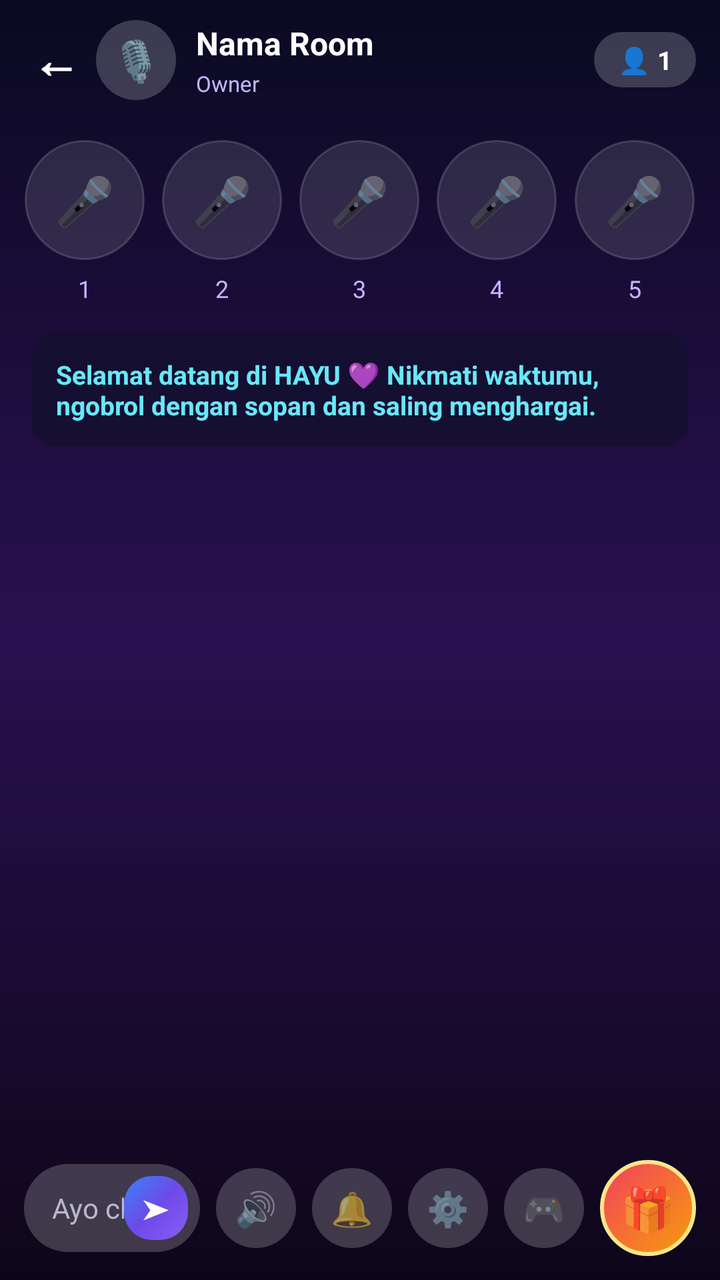
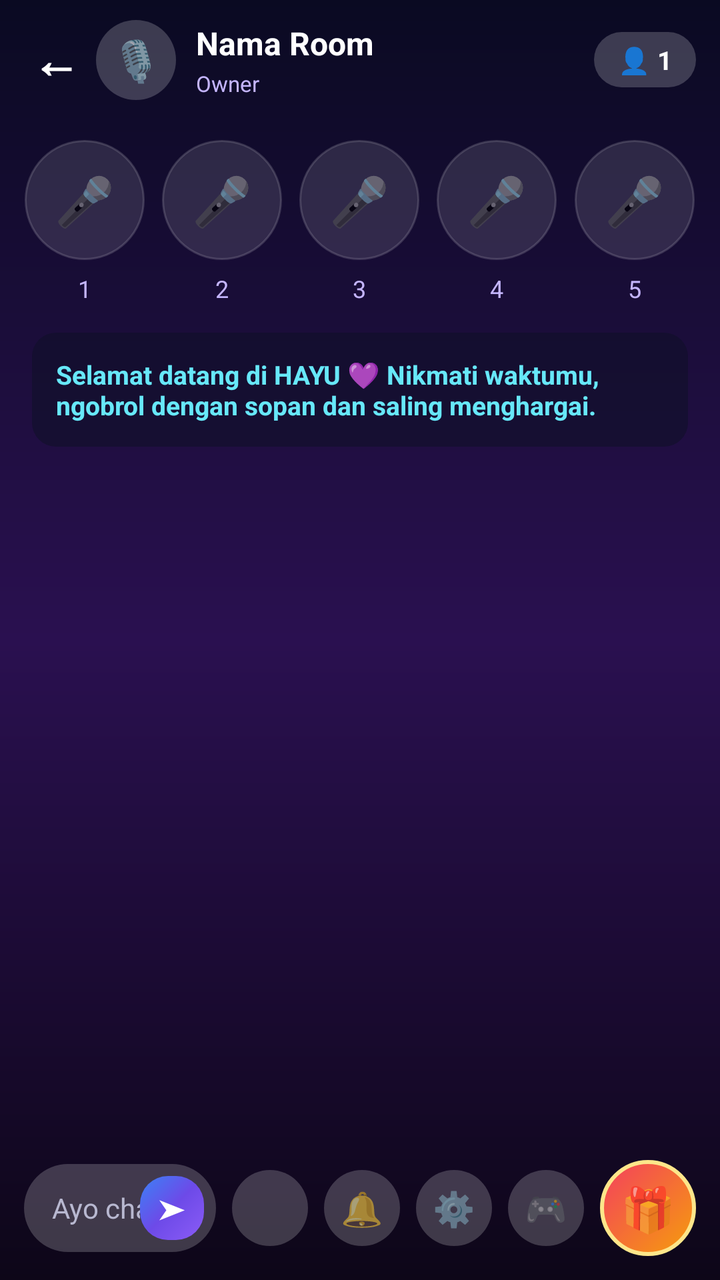

Two renders of the same Android screen: before a commit and after it. Below are the layout's source before the change and the commit's diff.
<!-- AndroidManifest.xml: application theme Theme.HAYU -->
<!-- res/layout/activity_room.xml -->
<?xml version="1.0" encoding="utf-8"?>
<LinearLayout xmlns:android="http://schemas.android.com/apk/res/android"
    android:layout_width="match_parent"
    android:layout_height="match_parent"
    android:background="@drawable/bg_room"
    android:orientation="vertical">

    
    <LinearLayout
        android:layout_width="match_parent"
        android:layout_height="wrap_content"
        android:gravity="center_vertical"
        android:orientation="horizontal"
        android:paddingStart="8dp"
        android:paddingEnd="12dp"
        android:paddingTop="10dp"
        android:paddingBottom="6dp">

        <TextView
            android:id="@+id/btn_back"
            android:layout_width="40dp" android:layout_height="40dp"
            android:background="?attr/selectableItemBackgroundBorderless"
            android:clickable="true" android:focusable="true"
            android:gravity="center" android:text="←"
            android:textColor="#FFFFFF" android:textSize="24sp" android:textStyle="bold" />

        <TextView
            android:layout_width="40dp" android:layout_height="40dp"
            android:background="@drawable/bg_circle_btn"
            android:gravity="center" android:text="🎙️" android:textSize="20sp" />

        <LinearLayout
            android:layout_width="0dp" android:layout_height="wrap_content"
            android:layout_marginStart="10dp" android:layout_weight="1"
            android:orientation="vertical">
            <TextView
                android:id="@+id/tv_room_name"
                android:layout_width="wrap_content" android:layout_height="wrap_content"
                android:ellipsize="end" android:maxLines="1" android:text="Nama Room"
                android:textColor="#FFFFFF" android:textSize="16sp" android:textStyle="bold" />
            <TextView
                android:id="@+id/tv_room_owner"
                android:layout_width="wrap_content" android:layout_height="wrap_content"
                android:layout_marginTop="2dp" android:text="Owner"
                android:textColor="#C4B5FD" android:textSize="11sp" />
        </LinearLayout>

        <TextView
            android:id="@+id/tv_room_users"
            android:layout_width="wrap_content" android:layout_height="wrap_content"
            android:background="@drawable/bg_pill_input"
            android:paddingStart="12dp" android:paddingEnd="12dp"
            android:paddingTop="5dp" android:paddingBottom="5dp"
            android:text="👤 1" android:textColor="#FFFFFF" android:textSize="13sp" android:textStyle="bold" />
    </LinearLayout>

    
    <LinearLayout
        android:layout_width="match_parent" android:layout_height="wrap_content"
        android:orientation="horizontal"
        android:paddingStart="8dp" android:paddingEnd="8dp"
        android:paddingTop="14dp" android:paddingBottom="10dp">

        <LinearLayout android:layout_width="0dp" android:layout_height="wrap_content" android:layout_weight="1"
            android:gravity="center_horizontal" android:orientation="vertical">
            <LinearLayout
                android:id="@+id/mic_slot_1"
                android:layout_width="60dp" android:layout_height="60dp"
                android:alpha="0.6" android:background="@drawable/bg_seat_empty"
                android:clickable="true" android:focusable="true"
                android:gravity="center" android:orientation="vertical">
                <TextView android:layout_width="wrap_content" android:layout_height="wrap_content"
                    android:gravity="center" android:text="🎤" android:textColor="#FFFFFF" android:textSize="24sp" />
            </LinearLayout>
            <TextView android:layout_width="wrap_content" android:layout_height="wrap_content"
                android:layout_marginTop="6dp" android:text="1" android:textColor="#C4B5FD" android:textSize="12sp" />
        </LinearLayout>

        <LinearLayout android:layout_width="0dp" android:layout_height="wrap_content" android:layout_weight="1"
            android:gravity="center_horizontal" android:orientation="vertical">
            <LinearLayout
                android:id="@+id/mic_slot_2"
                android:layout_width="60dp" android:layout_height="60dp"
                android:alpha="0.6" android:background="@drawable/bg_seat_empty"
                android:clickable="true" android:focusable="true"
                android:gravity="center" android:orientation="vertical">
                <TextView android:layout_width="wrap_content" android:layout_height="wrap_content"
                    android:gravity="center" android:text="🎤" android:textColor="#FFFFFF" android:textSize="24sp" />
            </LinearLayout>
            <TextView android:layout_width="wrap_content" android:layout_height="wrap_content"
                android:layout_marginTop="6dp" android:text="2" android:textColor="#C4B5FD" android:textSize="12sp" />
        </LinearLayout>

        <LinearLayout android:layout_width="0dp" android:layout_height="wrap_content" android:layout_weight="1"
            android:gravity="center_horizontal" android:orientation="vertical">
            <LinearLayout
                android:id="@+id/mic_slot_3"
                android:layout_width="60dp" android:layout_height="60dp"
                android:alpha="0.6" android:background="@drawable/bg_seat_empty"
                android:clickable="true" android:focusable="true"
                android:gravity="center" android:orientation="vertical">
                <TextView android:layout_width="wrap_content" android:layout_height="wrap_content"
                    android:gravity="center" android:text="🎤" android:textColor="#FFFFFF" android:textSize="24sp" />
            </LinearLayout>
            <TextView android:layout_width="wrap_content" android:layout_height="wrap_content"
                android:layout_marginTop="6dp" android:text="3" android:textColor="#C4B5FD" android:textSize="12sp" />
        </LinearLayout>

        <LinearLayout android:layout_width="0dp" android:layout_height="wrap_content" android:layout_weight="1"
            android:gravity="center_horizontal" android:orientation="vertical">
            <LinearLayout
                android:id="@+id/mic_slot_4"
                android:layout_width="60dp" android:layout_height="60dp"
                android:alpha="0.6" android:background="@drawable/bg_seat_empty"
                android:clickable="true" android:focusable="true"
                android:gravity="center" android:orientation="vertical">
                <TextView android:layout_width="wrap_content" android:layout_height="wrap_content"
                    android:gravity="center" android:text="🎤" android:textColor="#FFFFFF" android:textSize="24sp" />
            </LinearLayout>
            <TextView android:layout_width="wrap_content" android:layout_height="wrap_content"
                android:layout_marginTop="6dp" android:text="4" android:textColor="#C4B5FD" android:textSize="12sp" />
        </LinearLayout>

        <LinearLayout android:layout_width="0dp" android:layout_height="wrap_content" android:layout_weight="1"
            android:gravity="center_horizontal" android:orientation="vertical">
            <LinearLayout
                android:id="@+id/mic_slot_5"
                android:layout_width="60dp" android:layout_height="60dp"
                android:alpha="0.6" android:background="@drawable/bg_seat_empty"
                android:clickable="true" android:focusable="true"
                android:gravity="center" android:orientation="vertical">
                <TextView android:layout_width="wrap_content" android:layout_height="wrap_content"
                    android:gravity="center" android:text="🎤" android:textColor="#FFFFFF" android:textSize="24sp" />
            </LinearLayout>
            <TextView android:layout_width="wrap_content" android:layout_height="wrap_content"
                android:layout_marginTop="6dp" android:text="5" android:textColor="#C4B5FD" android:textSize="12sp" />
        </LinearLayout>
    </LinearLayout>

    
    <TextView
        android:id="@+id/tv_room_welcome"
        android:layout_width="match_parent" android:layout_height="wrap_content"
        android:layout_marginStart="16dp" android:layout_marginEnd="16dp" android:layout_marginTop="4dp"
        android:background="@drawable/bg_chat_bubble"
        android:padding="12dp"
        android:text="Selamat datang di HAYU 💜 Nikmati waktumu, ngobrol dengan sopan dan saling menghargai."
        android:textColor="#67E8F9" android:textSize="13sp" android:textStyle="bold" />

    
    <androidx.recyclerview.widget.RecyclerView
        android:id="@+id/rv_messages"
        android:layout_width="match_parent" android:layout_height="0dp" android:layout_weight="1"
        android:clipToPadding="false" android:paddingTop="8dp" android:paddingBottom="8dp" />

    
    <LinearLayout
        android:id="@+id/bottom_bar"
        android:layout_width="match_parent" android:layout_height="wrap_content"
        android:gravity="center_vertical" android:orientation="horizontal"
        android:paddingStart="12dp" android:paddingEnd="12dp"
        android:paddingTop="8dp" android:paddingBottom="12dp">

        <LinearLayout
            android:id="@+id/bar_input"
            android:layout_width="0dp" android:layout_height="44dp" android:layout_weight="1"
            android:background="@drawable/bg_pill_input"
            android:gravity="center_vertical" android:orientation="horizontal"
            android:paddingStart="14dp" android:paddingEnd="6dp">
            <EditText
                android:id="@+id/et_message"
                android:layout_width="0dp" android:layout_height="match_parent" android:layout_weight="1"
                android:background="@android:color/transparent"
                android:hint="Ayo chat!" android:inputType="text" android:maxLength="200"
                android:textColor="#FFFFFF" android:textColorHint="#B8B8D0" android:textSize="14sp" />
            <TextView
                android:id="@+id/btn_send"
                android:layout_width="32dp" android:layout_height="32dp"
                android:background="@drawable/bg_button_primary"
                android:clickable="true" android:focusable="true"
                android:gravity="center" android:text="➤"
                android:textColor="#FFFFFF" android:textSize="14sp" />
        </LinearLayout>

        
        <TextView
            android:id="@+id/btn_chat_toggle"
            android:layout_width="38dp" android:layout_height="38dp"
            android:background="@drawable/bg_circle_btn" android:clickable="true" android:focusable="true"
            android:gravity="center" android:text="💬" android:textSize="17sp"
            android:visibility="gone" />

        <TextView
            android:id="@+id/btn_volume"
            android:layout_width="40dp" android:layout_height="40dp" android:layout_marginStart="8dp"
            android:background="@drawable/bg_circle_btn" android:clickable="true" android:focusable="true"
            android:gravity="center" android:text="🔊" android:textSize="17sp" />

        <TextView
            android:id="@+id/btn_mic"
            android:layout_width="38dp" android:layout_height="38dp" android:layout_marginStart="6dp"
            android:background="@drawable/bg_circle_btn" android:clickable="true" android:focusable="true"
            android:gravity="center" android:text="🎙️" android:textSize="17sp"
            android:visibility="gone" />

        <TextView
            android:id="@+id/btn_emoji"
            android:layout_width="38dp" android:layout_height="38dp" android:layout_marginStart="6dp"
            android:background="@drawable/bg_circle_btn" android:clickable="true" android:focusable="true"
            android:gravity="center" android:text="😜" android:textSize="17sp"
            android:visibility="gone" />

        <TextView
            android:id="@+id/btn_notif"
            android:layout_width="40dp" android:layout_height="40dp" android:layout_marginStart="8dp"
            android:background="@drawable/bg_circle_btn" android:clickable="true" android:focusable="true"
            android:gravity="center" android:text="🔔" android:textSize="17sp" />

        <TextView
            android:id="@+id/btn_menu"
            android:layout_width="40dp" android:layout_height="40dp" android:layout_marginStart="8dp"
            android:background="@drawable/bg_circle_btn" android:clickable="true" android:focusable="true"
            android:gravity="center" android:text="⚙️" android:textSize="17sp" />

        <TextView
            android:id="@+id/btn_game"
            android:layout_width="40dp" android:layout_height="40dp" android:layout_marginStart="8dp"
            android:background="@drawable/bg_circle_btn" android:clickable="true" android:focusable="true"
            android:gravity="center" android:text="🎮" android:textSize="17sp" />

        <TextView
            android:id="@+id/btn_gift"
            android:layout_width="48dp" android:layout_height="48dp" android:layout_marginStart="8dp"
            android:background="@drawable/bg_gift_btn" android:clickable="true" android:focusable="true"
            android:gravity="center" android:text="🎁" android:textSize="22sp" />
    </LinearLayout>
</LinearLayout>
<!-- resources referenced by this layout -->
<resources>
  <!-- drawable bg_button_primary (drawable) -->
  <?xml version="1.0" encoding="utf-8"?>
  <shape xmlns:android="http://schemas.android.com/apk/res/android"
      android:shape="rectangle">
      <gradient android:angle="135" android:startColor="#8B5CF6"
          android:centerColor="#6D4AE8" android:endColor="#3B82F6" />
      <corners android:radius="14dp" />
  </shape>
  <!-- drawable bg_chat_bubble (drawable) -->
  <?xml version="1.0" encoding="utf-8"?>
  <shape xmlns:android="http://schemas.android.com/apk/res/android" android:shape="rectangle">
      <solid android:color="#99101028" />
      <corners android:radius="12dp" />
  </shape>
  <!-- drawable bg_circle_btn (drawable) -->
  <?xml version="1.0" encoding="utf-8"?>
  <shape xmlns:android="http://schemas.android.com/apk/res/android" android:shape="oval">
      <solid android:color="#33FFFFFF" />
  </shape>
  <!-- drawable bg_gift_btn (drawable) -->
  <?xml version="1.0" encoding="utf-8"?>
  <shape xmlns:android="http://schemas.android.com/apk/res/android" android:shape="oval">
      <gradient android:angle="315" android:startColor="#F43F5E" android:endColor="#F59E0B" android:type="linear" />
      <stroke android:width="2dp" android:color="#FDE68A" />
  </shape>
  <!-- drawable bg_pill_input (drawable) -->
  <?xml version="1.0" encoding="utf-8"?>
  <shape xmlns:android="http://schemas.android.com/apk/res/android" android:shape="rectangle">
      <solid android:color="#33FFFFFF" />
      <corners android:radius="24dp" />
  </shape>
  <!-- drawable bg_room (drawable) -->
  <?xml version="1.0" encoding="utf-8"?>
  <shape xmlns:android="http://schemas.android.com/apk/res/android" android:shape="rectangle">
      <gradient android:angle="270" android:startColor="#0A0A22" android:centerColor="#2A1050" android:endColor="#0D0618" android:type="linear" />
  </shape>
  <!-- drawable bg_seat_empty (drawable) -->
  <?xml version="1.0" encoding="utf-8"?>
  <shape xmlns:android="http://schemas.android.com/apk/res/android" android:shape="oval">
      <solid android:color="#33FFFFFF" />
      <stroke android:width="1dp" android:color="#44FFFFFF" />
  </shape>
  <style name="Theme.HAYU" parent="Theme.MaterialComponents.DayNight.NoActionBar">
          <item name="colorPrimary">@color/hayu_purple</item>
          <item name="colorPrimaryVariant">@color/hayu_blue</item>
          <item name="colorOnPrimary">#FFFFFF</item>
          <item name="android:windowBackground">@color/hayu_dark</item>
          <item name="android:statusBarColor">@color/hayu_darker</item>
          <item name="android:navigationBarColor">@color/hayu_darker</item>
          <item name="android:windowLightStatusBar">false</item>
      </style>
  <color name="hayu_purple">#8B5CF6</color>
  <color name="hayu_blue">#3B82F6</color>
  <color name="hayu_dark">#080818</color>
  <color name="hayu_darker">#04040F</color>
</resources>

<!-- the commit's change to res/layout/activity_room.xml (unified diff, before → after) -->
@@ -181,56 +181,65 @@
                 android:gravity="center" android:text="➤"
                 android:textColor="#FFFFFF" android:textSize="14sp" />
         </LinearLayout>
-
-        
+        <Space android:id="@+id/sp_pill" android:layout_width="8dp" android:layout_height="1dp" />
+
         <TextView
             android:id="@+id/btn_chat_toggle"
             android:layout_width="38dp" android:layout_height="38dp"
             android:background="@drawable/bg_circle_btn" android:clickable="true" android:focusable="true"
             android:gravity="center" android:text="💬" android:textSize="17sp"
             android:visibility="gone" />
-
+        <Space android:id="@+id/sp_chat" android:layout_width="8dp" android:layout_height="1dp" android:visibility="gone" />
+
+        
         <TextView
             android:id="@+id/btn_volume"
-            android:layout_width="40dp" android:layout_height="40dp" android:layout_marginStart="8dp"
-            android:background="@drawable/bg_circle_btn" android:clickable="true" android:focusable="true"
-            android:gravity="center" android:text="🔊" android:textSize="17sp" />
-
+            android:layout_width="38dp" android:layout_height="38dp"
+            android:background="@drawable/bg_circle_btn" android:clickable="true" android:focusable="true"
+            android:gravity="center" />
+        <Space android:id="@+id/sp_volume" android:layout_width="8dp" android:layout_height="1dp" />
+
+        
         <TextView
             android:id="@+id/btn_mic"
-            android:layout_width="38dp" android:layout_height="38dp" android:layout_marginStart="6dp"
-            android:background="@drawable/bg_circle_btn" android:clickable="true" android:focusable="true"
-            android:gravity="center" android:text="🎙️" android:textSize="17sp"
+            android:layout_width="38dp" android:layout_height="38dp"
+            android:background="@drawable/bg_circle_btn" android:clickable="true" android:focusable="true"
+            android:gravity="center"
             android:visibility="gone" />
+        <Space android:id="@+id/sp_mic" android:layout_width="8dp" android:layout_height="1dp" android:visibility="gone" />
 
         <TextView
             android:id="@+id/btn_emoji"
-            android:layout_width="38dp" android:layout_height="38dp" android:layout_marginStart="6dp"
+            android:layout_width="38dp" android:layout_height="38dp"
             android:background="@drawable/bg_circle_btn" android:clickable="true" android:focusable="true"
             android:gravity="center" android:text="😜" android:textSize="17sp"
             android:visibility="gone" />
+        <Space android:id="@+id/sp_emoji" android:layout_width="8dp" android:layout_height="1dp" android:visibility="gone" />
 
         <TextView
             android:id="@+id/btn_notif"
-            android:layout_width="40dp" android:layout_height="40dp" android:layout_marginStart="8dp"
+            android:layout_width="38dp" android:layout_height="38dp"
             android:background="@drawable/bg_circle_btn" android:clickable="true" android:focusable="true"
             android:gravity="center" android:text="🔔" android:textSize="17sp" />
+        <Space android:id="@+id/sp_notif" android:layout_width="8dp" android:layout_height="1dp" />
 
         <TextView
             android:id="@+id/btn_menu"
-            android:layout_width="40dp" android:layout_height="40dp" android:layout_marginStart="8dp"
+            android:layout_width="38dp" android:layout_height="38dp"
             android:background="@drawable/bg_circle_btn" android:clickable="true" android:focusable="true"
             android:gravity="center" android:text="⚙️" android:textSize="17sp" />
+        <Space android:id="@+id/sp_menu" android:layout_width="8dp" android:layout_height="1dp" />
 
         <TextView
             android:id="@+id/btn_game"
-            android:layout_width="40dp" android:layout_height="40dp" android:layout_marginStart="8dp"
+            android:layout_width="38dp" android:layout_height="38dp"
             android:background="@drawable/bg_circle_btn" android:clickable="true" android:focusable="true"
             android:gravity="center" android:text="🎮" android:textSize="17sp" />
+        <Space android:id="@+id/sp_game" android:layout_width="8dp" android:layout_height="1dp" />
 
         <TextView
             android:id="@+id/btn_gift"
-            android:layout_width="48dp" android:layout_height="48dp" android:layout_marginStart="8dp"
+            android:layout_width="48dp" android:layout_height="48dp"
             android:background="@drawable/bg_gift_btn" android:clickable="true" android:focusable="true"
             android:gravity="center" android:text="🎁" android:textSize="22sp" />
     </LinearLayout>
